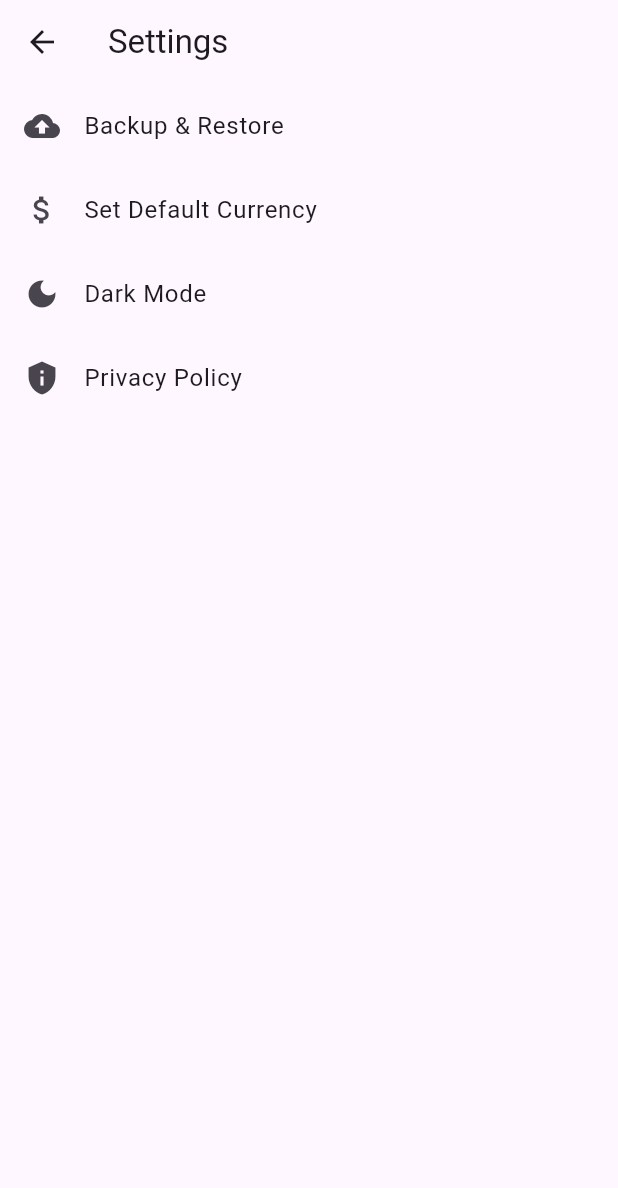
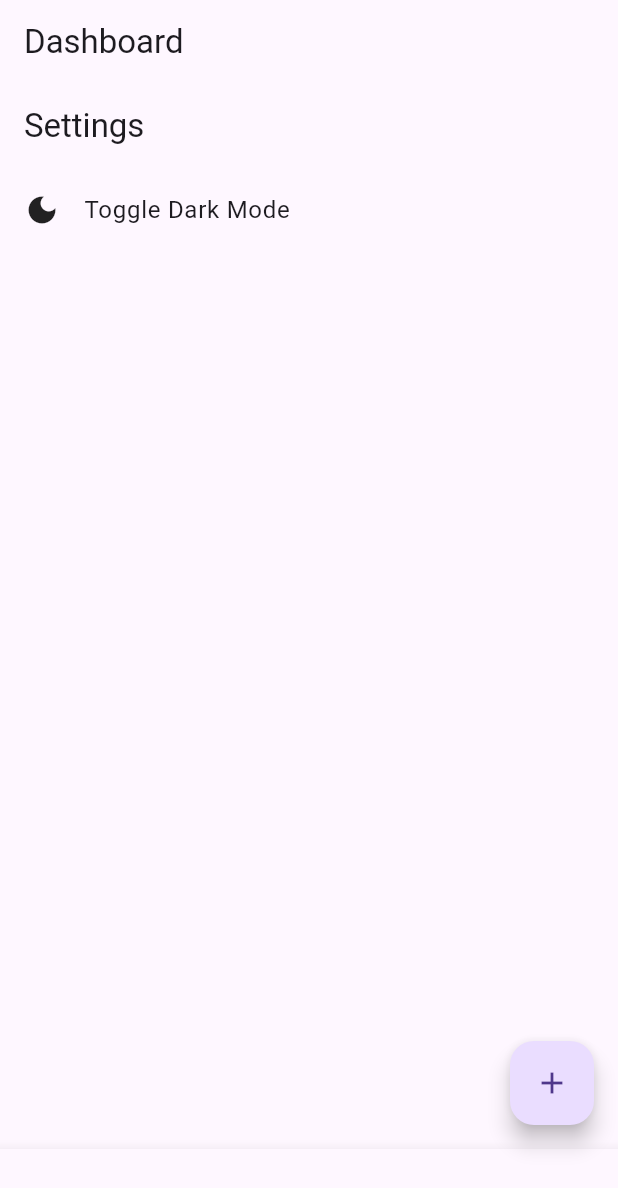
Before and after one commit to slowwwwpoke/MAD_project1, a Flutter app: the screen it shows after launch, item 4 of the bottom bar chosen, on a phone screen of 412 x 824 dp. Shown: the top 1188 px of the screen. Run offline on Flutter 3.47's test engine with Material 3 defaults, Android fonts, the light colour scheme and no system bars; our stand-ins replace fl_chart, shared_preferences, sqflite; accounts and stored records are empty.

Commit message:
Added local storage and light/dark theme

```diff
--- a/lib/main.dart
+++ b/lib/main.dart
@@ -1,33 +1,34 @@
 import 'package:flutter/material.dart';
 import 'package:provider/provider.dart';
+import 'screens/dashboard_screen.dart';
 import 'providers/transaction_provider.dart';
 import 'providers/goal_provider.dart';
-import 'screens/dashboard_screen.dart';
+import 'providers/theme_provider.dart';
 
 void main() {
-  runApp(
-    MultiProvider(
+  runApp(MyApp());
+}
+
+class MyApp extends StatelessWidget {
+  @override
+  Widget build(BuildContext context) {
+    return MultiProvider(
       providers: [
         ChangeNotifierProvider(create: (_) => TransactionProvider()),
         ChangeNotifierProvider(create: (_) => GoalProvider()),
+        ChangeNotifierProvider(create: (_) => ThemeProvider()),
       ],
-      child: const MyApp(),
-    ),
-  );
-}
-
-class MyApp extends StatelessWidget {
-  const MyApp({super.key});
-
-  @override
-  Widget build(BuildContext context) {
-    return MaterialApp(
-      title: 'Personal Finance Manager',
-      theme: ThemeData(
-        primarySwatch: Colors.purple,
-        visualDensity: VisualDensity.adaptivePlatformDensity,
+      child: Consumer<ThemeProvider>(
+        builder: (context, themeProvider, _) {
+          return MaterialApp(
+            title: 'Personal Finance Manager',
+            themeMode: themeProvider.themeMode,
+            darkTheme: ThemeData.dark(),
+            theme: ThemeData.light(),
+            home: DashboardScreen(),
+          );
+        },
       ),
-      home: DashboardScreen(),
     );
   }
 }
--- a/lib/models/goal_model.dart
+++ b/lib/models/goal_model.dart
@@ -12,4 +12,22 @@ class GoalModel {
     required this.currentAmount,
     required this.deadline,
   });
+
+  // Convert Goal to JSON
+  Map<String, dynamic> toJson() => {
+        'id': id,
+        'title': title,
+        'targetAmount': targetAmount,
+        'currentAmount': currentAmount,
+        'deadline': deadline.toIso8601String(),
+      };
+
+  // Create Goal from JSON
+  factory GoalModel.fromJson(Map<String, dynamic> json) => GoalModel(
+        id: json['id'],
+        title: json['title'],
+        targetAmount: json['targetAmount'],
+        currentAmount: json['currentAmount'],
+        deadline: DateTime.parse(json['deadline']),
+      );
 }
--- /dev/null
+++ b/lib/providers/theme_provider.dart
@@ -0,0 +1,28 @@
+import 'package:flutter/material.dart';
+import 'package:shared_preferences/shared_preferences.dart';
+
+class ThemeProvider with ChangeNotifier {
+  ThemeMode _themeMode = ThemeMode.light;
+
+  ThemeMode get themeMode => _themeMode;
+
+  ThemeProvider() {
+    _loadTheme();
+  }
+
+  // Load the theme from shared preferences
+  Future<void> _loadTheme() async {
+    final prefs = await SharedPreferences.getInstance();
+    final isDarkMode = prefs.getBool('isDarkMode') ?? false;
+    _themeMode = isDarkMode ? ThemeMode.dark : ThemeMode.light;
+    notifyListeners();
+  }
+
+  // Toggle the theme and save the preference
+  Future<void> toggleTheme() async {
+    final prefs = await SharedPreferences.getInstance();
+    _themeMode = _themeMode == ThemeMode.light ? ThemeMode.dark : ThemeMode.light;
+    await prefs.setBool('isDarkMode', _themeMode == ThemeMode.dark);
+    notifyListeners();
+  }
+}
--- a/lib/screens/add_transaction_screen.dart
+++ b/lib/screens/add_transaction_screen.dart
@@ -29,6 +29,7 @@ class _AddTransactionScreenState extends State<AddTransactionScreen> {
     }
 
     final newTransaction = TransactionModel(
+      id: DateTime.now().millisecondsSinceEpoch,  // Use the current timestamp as the ID
       type: _selectedType,
       category: _selectedType == 'Income' ? 'Income' : _selectedCategory!,
       amount: amount,
--- a/lib/screens/dashboard_screen.dart
+++ b/lib/screens/dashboard_screen.dart
@@ -1,51 +1,46 @@
 import 'package:flutter/material.dart';
 import 'package:provider/provider.dart';
 import '../providers/transaction_provider.dart';
-import '../providers/goal_provider.dart';
 import '../widgets/transaction_tile.dart';
 import 'goal_screen.dart';
 import 'reports_screen.dart';
 import 'settings_screen.dart';
 import 'add_transaction_screen.dart';
 
-class DashboardScreen extends StatelessWidget {
+class DashboardScreen extends StatefulWidget {
+  @override
+  _DashboardScreenState createState() => _DashboardScreenState();
+}
+
+class _DashboardScreenState extends State<DashboardScreen> {
+  // Track the selected index for bottom navigation bar
+  int _selectedIndex = 0;
+
+  final List<Widget> _screens = [
+    const DashboardScreenContent(),
+    ReportsScreen(),
+    GoalScreen(),
+    SettingsScreen(),
+  ];
+
+  // Update the selected index
+  void _onItemTapped(int index) {
+    setState(() {
+      _selectedIndex = index;
+    });
+  }
+
   @override
   Widget build(BuildContext context) {
-    final transactionProvider = Provider.of<TransactionProvider>(context);
-    final goalProvider = Provider.of<GoalProvider>(context);
 
     return Scaffold(
       appBar: AppBar(
         title: const Text('Dashboard'),
       ),
-      body: Column(
-        children: [
-          const SizedBox(height: 10),
-          Expanded(
-            child: ListView.builder(
-              itemCount: transactionProvider.transactions.length,
-              itemBuilder: (context, index) {
-                final transaction = transactionProvider.transactions[index];
-                return TransactionTile(transaction: transaction);
-              },
-            ),
-          ),
-        ],
-      ),
+      body: _screens[_selectedIndex],
       bottomNavigationBar: BottomNavigationBar(
-        currentIndex: 0,
-        onTap: (index) {
-          if (index == 1) {
-            Navigator.push(
-                context, MaterialPageRoute(builder: (_) => ReportsScreen()));
-          } else if (index == 2) {
-            Navigator.push(
-                context, MaterialPageRoute(builder: (_) => GoalScreen()));
-          } else if (index == 3) {
-            Navigator.push(
-                context, MaterialPageRoute(builder: (_) => SettingsScreen()));
-          }
-        },
+        currentIndex: _selectedIndex,
+        onTap: _onItemTapped,
         items: const [
           BottomNavigationBarItem(icon: Icon(Icons.dashboard), label: 'Home'),
           BottomNavigationBarItem(icon: Icon(Icons.pie_chart), label: 'Reports'),
@@ -55,11 +50,38 @@ class DashboardScreen extends StatelessWidget {
       ),
       floatingActionButton: FloatingActionButton(
         onPressed: () {
-          Navigator.push(context,
-              MaterialPageRoute(builder: (context) => AddTransactionScreen()));
+          // Navigate to the Add Transaction screen
+          Navigator.push(
+            context,
+            MaterialPageRoute(builder: (context) => AddTransactionScreen()),
+          );
         },
         child: const Icon(Icons.add),
       ),
     );
   }
 }
+
+class DashboardScreenContent extends StatelessWidget {
+  const DashboardScreenContent({Key? key}) : super(key: key);
+
+  @override
+  Widget build(BuildContext context) {
+    final transactionProvider = Provider.of<TransactionProvider>(context);
+
+    return Column(
+      children: [
+        const SizedBox(height: 10),
+        Expanded(
+          child: ListView.builder(
+            itemCount: transactionProvider.transactions.length,
+            itemBuilder: (context, index) {
+              final transaction = transactionProvider.transactions[index];
+              return TransactionTile(transaction: transaction);
+            },
+          ),
+        ),
+      ],
+    );
+  }
+}
--- a/lib/screens/reports_screen.dart
+++ b/lib/screens/reports_screen.dart
@@ -37,6 +37,9 @@ class ReportsScreen extends StatelessWidget {
                 ]),
               ),
             ),
+            const SizedBox(height: 20),
+            Text('Total Income: \$${totalIncome.toStringAsFixed(2)}', style: const TextStyle(fontSize: 16)),
+            Text('Total Expense: \$${totalExpense.toStringAsFixed(2)}', style: const TextStyle(fontSize: 16)),
           ],
         ),
       ),
--- a/lib/screens/settings_screen.dart
+++ b/lib/screens/settings_screen.dart
@@ -1,28 +1,31 @@
 import 'package:flutter/material.dart';
+import 'package:provider/provider.dart';
+import '../providers/theme_provider.dart';
 
 class SettingsScreen extends StatelessWidget {
+  const SettingsScreen({super.key});
+
   @override
   Widget build(BuildContext context) {
+    Color iconColor = Theme.of(context).iconTheme.color!;
+
     return Scaffold(
-      appBar: AppBar(title: const Text('Settings')),
+      appBar: AppBar(
+        title: const Text('Settings'),
+        iconTheme: IconThemeData(color: iconColor),
+      ),
       body: ListView(
-        children: const [
+        children: [
           ListTile(
-            title: Text('Backup & Restore'),
-            leading: Icon(Icons.backup),
+            leading: Icon(Icons.dark_mode, color: iconColor),
+            title: const Text('Toggle Dark Mode'),
+            onTap: () {
+              // Toggle the theme using the ThemeProvider
+              final themeProvider = Provider.of<ThemeProvider>(context, listen: false);
+              themeProvider.toggleTheme();
+            },
           ),
-          ListTile(
-            title: Text('Set Default Currency'),
-            leading: Icon(Icons.attach_money),
-          ),
-          ListTile(
-            title: Text('Dark Mode'),
-            leading: Icon(Icons.dark_mode),
-          ),
-          ListTile(
-            title: Text('Privacy Policy'),
-            leading: Icon(Icons.privacy_tip),
-          ),
+          // Add other ListTiles for backup, restore, etc.
         ],
       ),
     );
--- a/lib/services/database_helper.dart
+++ b/lib/services/database_helper.dart
@@ -1,7 +1,5 @@
 import 'package:path/path.dart';
 import 'package:sqflite/sqflite.dart';
-import '../models/transaction_model.dart';
-import '../models/goal_model.dart';
 
 class DatabaseHelper {
   static final DatabaseHelper _instance = DatabaseHelper._internal();
```
Also changed, not shown: lib/models/transaction_model.dart (+30 -4 lines), lib/providers/goal_provider.dart (+27 -0 lines), lib/providers/transaction_provider.dart (+47 -5 lines), lib/screens/goal_screen.dart (+35 -2 lines), lib/screens/transaction_list_screen.dart (added, +85 -0 lines).
